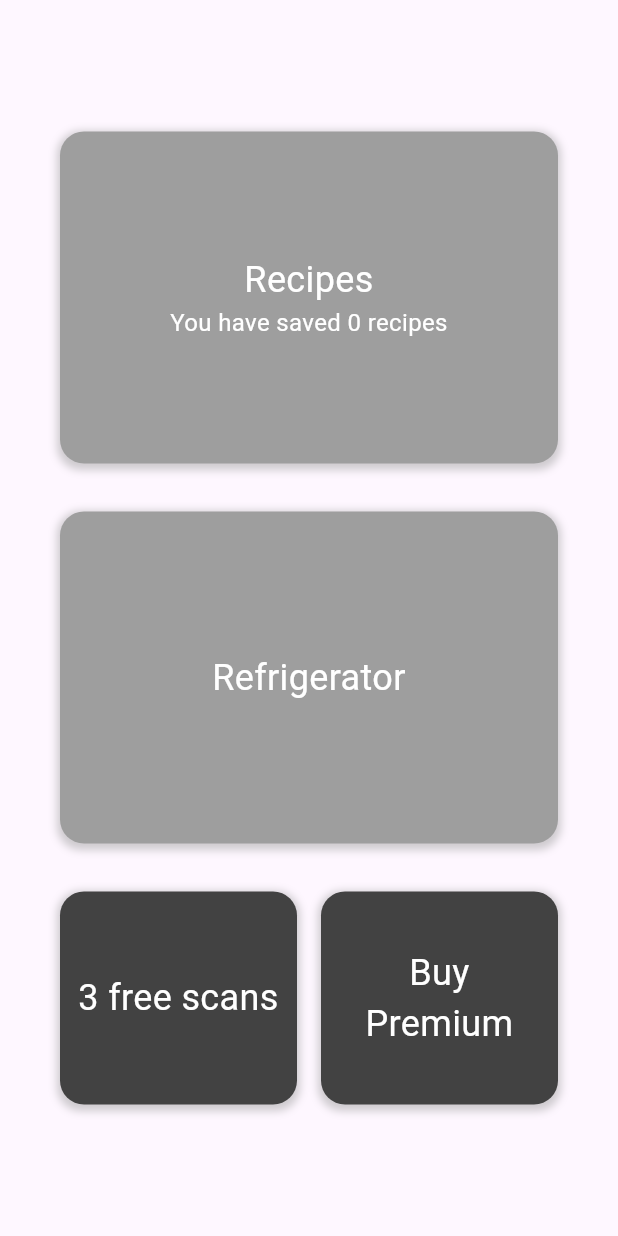
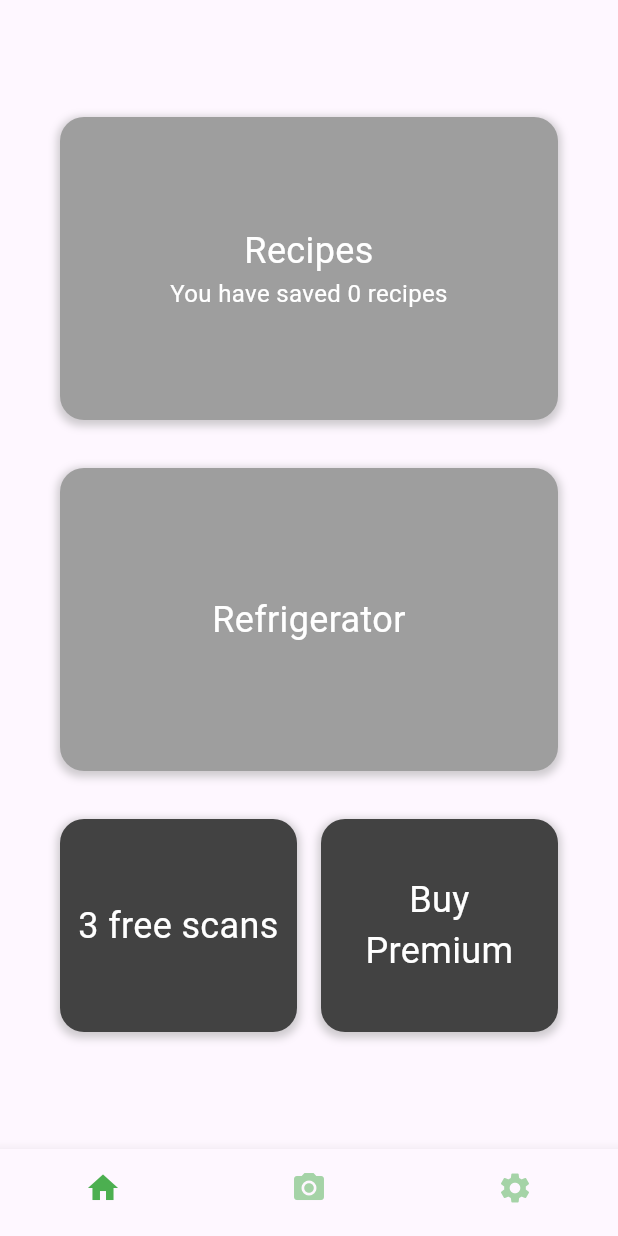
Before and after one commit to JarneLosschaert/FlavorAI, a Flutter app: the HomeScreen screen opened directly, on a phone screen of 412 x 824 dp. Run offline on Flutter 3.47's test engine with Material 2 defaults, Android fonts, the phone set to English and light mode, and no system bars; our stand-ins replace camera.

Commit message:
Added routing for pages, should probably use a combination between current routing and old BottomNavigation system

```diff
--- /dev/null
+++ b/lib/HomeScreen.dart
@@ -0,0 +1,135 @@
+import 'package:flavor_ai_testing/reused_widgets/BottomNavigator.dart';
+import 'package:flutter/material.dart';
+
+class HomeScreen extends StatefulWidget {
+  const HomeScreen({
+    super.key,
+    this.onCardTapped,
+  });
+
+  final Function(int)? onCardTapped;
+
+  @override
+  State<HomeScreen> createState() => _HomeScreenState();
+}
+
+class _HomeScreenState extends State<HomeScreen> {
+  @override
+  Widget build(BuildContext context) {
+    return Scaffold(
+      body: Container(
+        constraints: const BoxConstraints.expand(),
+        padding: const EdgeInsets.all(32),
+        child: Column(
+          mainAxisAlignment: MainAxisAlignment.center,
+          crossAxisAlignment: CrossAxisAlignment.center,
+          children: [
+            Flexible(
+              flex: 1,
+              child: HomeScreenCard(
+                  text: "Recipes",
+                  subText: "You have saved 0 recipes",
+                  backgroundColor: Colors.grey,
+                  onTap: () => {debugPrint("Recipes tapped")}),
+            ),
+            Flexible(
+              flex: 1,
+              child: HomeScreenCard(
+                  text: "Refrigerator",
+                  backgroundColor: Colors.grey,
+                  onTap: () => {debugPrint("Refrigerator tapped")}),
+            ),
+            Flexible(
+              flex: 1,
+              child: Row(
+                mainAxisAlignment: MainAxisAlignment.spaceAround,
+                children: [
+                  Expanded(
+                    child: AspectRatio(
+                        aspectRatio: 1,
+                        child: HomeScreenCard(
+                          text: "3 free scans",
+                          backgroundColor: Color.fromARGB(255, 66, 66, 66),
+                          onTap: () => widget.onCardTapped?.call(1),
+                        )),
+                  ),
+                  Expanded(
+                    child: AspectRatio(
+                        aspectRatio: 1,
+                        child: HomeScreenCard(
+                          text: "Buy Premium",
+                          backgroundColor: Color.fromARGB(255, 66, 66, 66),
+                          onTap: () => {debugPrint("Buy Premium tapped")},
+                        )),
+                  ),
+                ],
+              ),
+            )
+          ],
+        ),
+      ),
+      bottomNavigationBar: BottomNavigator(),
+    );
+  }
+}
+
+class HomeScreenCard extends StatelessWidget {
+  final String text;
+  final String? subText;
+  final Color backgroundColor;
+  final VoidCallback? onTap;
+
+  const HomeScreenCard({
+    super.key,
+    required this.text,
+    this.subText,
+    required this.backgroundColor,
+    this.onTap,
+  });
+
+  @override
+  Widget build(BuildContext context) {
+    return GestureDetector(
+        onTap: onTap,
+        child: Container(
+          margin: const EdgeInsets.symmetric(vertical: 16, horizontal: 8),
+          padding: const EdgeInsets.all(8),
+          decoration: BoxDecoration(
+            borderRadius: BorderRadius.circular(16),
+            boxShadow: [
+              BoxShadow(
+                color: Colors.grey.withOpacity(0.5),
+                spreadRadius: 2,
+                blurRadius: 4,
+                offset: const Offset(0, 2),
+              ),
+            ],
+            color: backgroundColor,
+          ),
+          child: Center(
+            child: Column(
+              mainAxisAlignment: MainAxisAlignment.center,
+              children: [
+                Text(
+                  text,
+                  style: const TextStyle(
+                    fontSize: 24,
+                    color: Colors.white,
+                  ),
+                  textAlign: TextAlign.center,
+                ),
+                if (subText != null)
+                  Text(
+                    subText!,
+                    style: const TextStyle(
+                      fontSize: 16,
+                      color: Colors.white,
+                    ),
+                    textAlign: TextAlign.center,
+                  ),
+              ],
+            ),
+          ),
+        ));
+  }
+}
--- a/lib/main.dart
+++ b/lib/main.dart
@@ -1,6 +1,7 @@
 import 'dart:ui';
 
 import 'package:camera/camera.dart';
+import 'package:flavor_ai_testing/HomeScreen.dart';
 import 'package:flavor_ai_testing/ScannerScreen.dart';
 import 'package:flutter/material.dart';
 import 'package:path/path.dart';
@@ -25,203 +26,12 @@ class MyApp extends StatelessWidget {
         colorScheme: ColorScheme.fromSeed(seedColor: Colors.deepPurple),
         useMaterial3: true,
       ),
-      home: Main(camera: camera),
+      routes: {
+        '/home': (context) => const HomeScreen(),
+        '/scanner': (context) => ScannerScreen(camera: camera),
+        '/settings': (context) => const Placeholder() // settings screen
+      },
+      initialRoute: '/home',
     );
   }
 }
-
-class Main extends StatefulWidget {
-  const Main({super.key, required this.camera});
-
-  final CameraDescription camera;
-
-  @override
-  _MainState createState() => _MainState();
-}
-
-class _MainState extends State<Main> {
-  int _currentIndex = 0;
-  late ScannerScreen _scannerScreen;
-
-  @override
-  void initState() {
-    super.initState();
-    _scannerScreen = ScannerScreen(camera: widget.camera);
-  }
-
-  @override
-  Widget build(BuildContext context) {
-    final List<Widget> _pages = [
-      HomeScreen(onCardTapped: (int pageIndex) {
-        setState(() {
-          _currentIndex = pageIndex;
-        });
-      }),
-      Builder(
-        builder: (context) => _scannerScreen,
-      ),
-      const Placeholder() // settings screen
-    ];
-
-    return Scaffold(
-      body: _pages[_currentIndex],
-      bottomNavigationBar: BottomNavigationBar(
-        currentIndex:
-            _currentIndex, // should probably replace this with a navigator widget
-        onTap: (int index) {
-          setState(() {
-            _currentIndex = index;
-          });
-        },
-        items: const <BottomNavigationBarItem>[
-          BottomNavigationBarItem(
-            icon: Icon(Icons.home),
-            label: 'Home',
-          ),
-          BottomNavigationBarItem(
-            icon: Icon(Icons.camera_alt),
-            label: 'Scan',
-          ),
-          BottomNavigationBarItem(
-            icon: Icon(Icons.settings),
-            label: 'Settings',
-          ),
-        ],
-        selectedItemColor: Colors.green,
-        unselectedItemColor: Colors.green.withOpacity(0.5),
-        showSelectedLabels: false,
-        showUnselectedLabels: false,
-      ),
-    );
-  }
-}
-
-class HomeScreen extends StatefulWidget {
-  const HomeScreen({
-    super.key,
-    this.onCardTapped,
-  });
-
-  final Function(int)? onCardTapped;
-
-  @override
-  State<HomeScreen> createState() => _HomeScreenState();
-}
-
-class _HomeScreenState extends State<HomeScreen> {
-  @override
-  Widget build(BuildContext context) {
-    return Container(
-      constraints: const BoxConstraints.expand(),
-      padding: const EdgeInsets.all(32),
-      child: Column(
-        mainAxisAlignment: MainAxisAlignment.center,
-        crossAxisAlignment: CrossAxisAlignment.center,
-        children: [
-          Flexible(
-            flex: 1,
-            child: HomeScreenCard(
-                text: "Recipes",
-                subText: "You have saved 0 recipes",
-                backgroundColor: Colors.grey,
-                onTap: () => {debugPrint("Recipes tapped")}),
-          ),
-          Flexible(
-            flex: 1,
-            child: HomeScreenCard(
-                text: "Refrigerator",
-                backgroundColor: Colors.grey,
-                onTap: () => {debugPrint("Refrigerator tapped")}),
-          ),
-          Flexible(
-            flex: 1,
-            child: Row(
-              mainAxisAlignment: MainAxisAlignment.spaceAround,
-              children: [
-                Expanded(
-                  child: AspectRatio(
-                      aspectRatio: 1,
-                      child: HomeScreenCard(
-                        text: "3 free scans",
-                        backgroundColor: Color.fromARGB(255, 66, 66, 66),
-                        onTap: () => widget.onCardTapped?.call(1),
-                      )),
-                ),
-                Expanded(
-                  child: AspectRatio(
-                      aspectRatio: 1,
-                      child: HomeScreenCard(
-                        text: "Buy Premium",
-                        backgroundColor: Color.fromARGB(255, 66, 66, 66),
-                        onTap: () => {debugPrint("Buy Premium tapped")},
-                      )),
-                ),
-              ],
-            ),
-          )
-        ],
-      ),
-    );
-  }
-}
-
-class HomeScreenCard extends StatelessWidget {
-  final String text;
-  final String? subText;
-  final Color backgroundColor;
-  final VoidCallback? onTap;
-
-  const HomeScreenCard({
-    super.key,
-    required this.text,
-    this.subText,
-    required this.backgroundColor,
-    this.onTap,
-  });
-
-  @override
-  Widget build(BuildContext context) {
-    return GestureDetector(
-        onTap: onTap,
-        child: Container(
-          margin: const EdgeInsets.symmetric(vertical: 16, horizontal: 8),
-          padding: const EdgeInsets.all(8),
-          decoration: BoxDecoration(
-            borderRadius: BorderRadius.circular(16),
-            boxShadow: [
-              BoxShadow(
-                color: Colors.grey.withOpacity(0.5),
-                spreadRadius: 2,
-                blurRadius: 4,
-                offset: const Offset(0, 2),
-              ),
-            ],
-            color: backgroundColor,
-          ),
-          child: Center(
-            child: Column(
-              mainAxisAlignment: MainAxisAlignment.center,
-              children: [
-                Text(
-                  text,
-                  style: const TextStyle(
-                    fontSize: 24,
-                    color: Colors.white,
-                  ),
-                  textAlign: TextAlign.center,
-                ),
-                if (subText != null)
-                  Text(
-                    subText!,
-                    style: const TextStyle(
-                      fontSize: 16,
-                      color: Colors.white,
-                    ),
-                    textAlign: TextAlign.center,
-                  ),
-              ],
-            ),
-          ),
-        ));
-  }
-}
--- /dev/null
+++ b/lib/reused_widgets/BottomNavigator.dart
@@ -0,0 +1,39 @@
+import 'package:flutter/material.dart';
+
+class BottomNavigator extends StatefulWidget {
+  const BottomNavigator({super.key});
+
+  @override
+  State<BottomNavigator> createState() => _BottomNavigatorState();
+}
+
+class _BottomNavigatorState extends State<BottomNavigator> {
+  static const _pages = <BottomNavigationBarItem>[
+        BottomNavigationBarItem(
+          icon: Icon(Icons.home),
+          label: 'home',
+        ),
+        BottomNavigationBarItem(
+          icon: Icon(Icons.camera_alt),
+          label: 'scanner',
+        ),
+        BottomNavigationBarItem(
+          icon: Icon(Icons.settings),
+          label: 'settings',
+        ),
+      ];
+
+  @override
+  Widget build(BuildContext context) {
+    return BottomNavigationBar(
+      onTap: (int index) {
+        Navigator.pushNamed(context, '/${_pages[index].label}');
+      },
+      items: _pages,
+      selectedItemColor: Colors.green,
+      unselectedItemColor: Colors.green.withOpacity(0.5),
+      showSelectedLabels: false,
+      showUnselectedLabels: false,
+    );
+  }
+}
```
Also changed, not shown: lib/ScannerScreen.dart (+10 -4 lines), lib/SettingsScreen.dart (added, +14 -0 lines).
